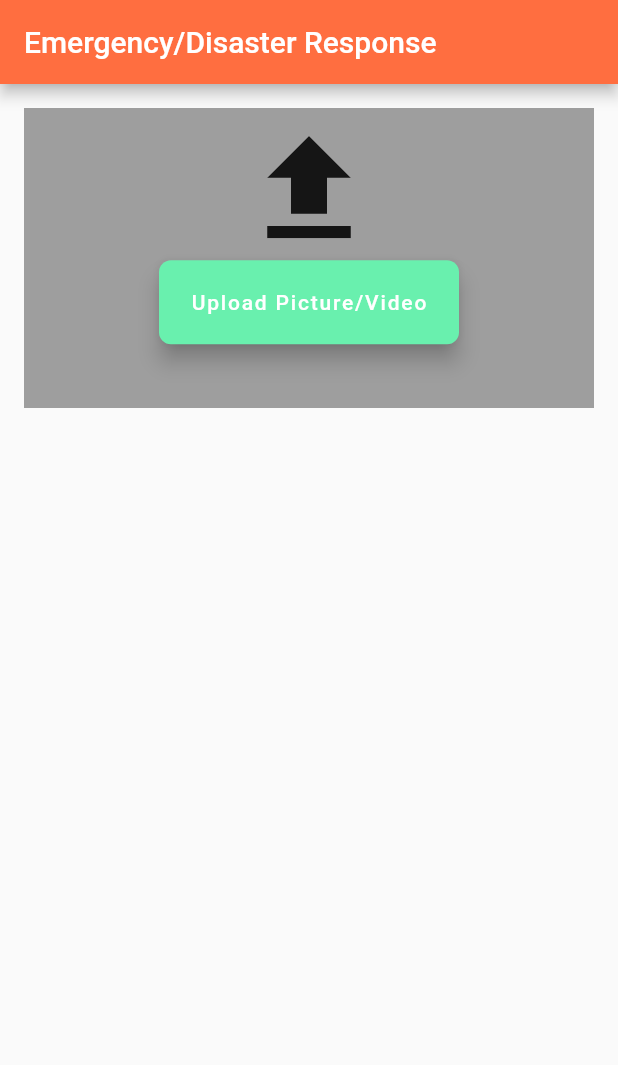
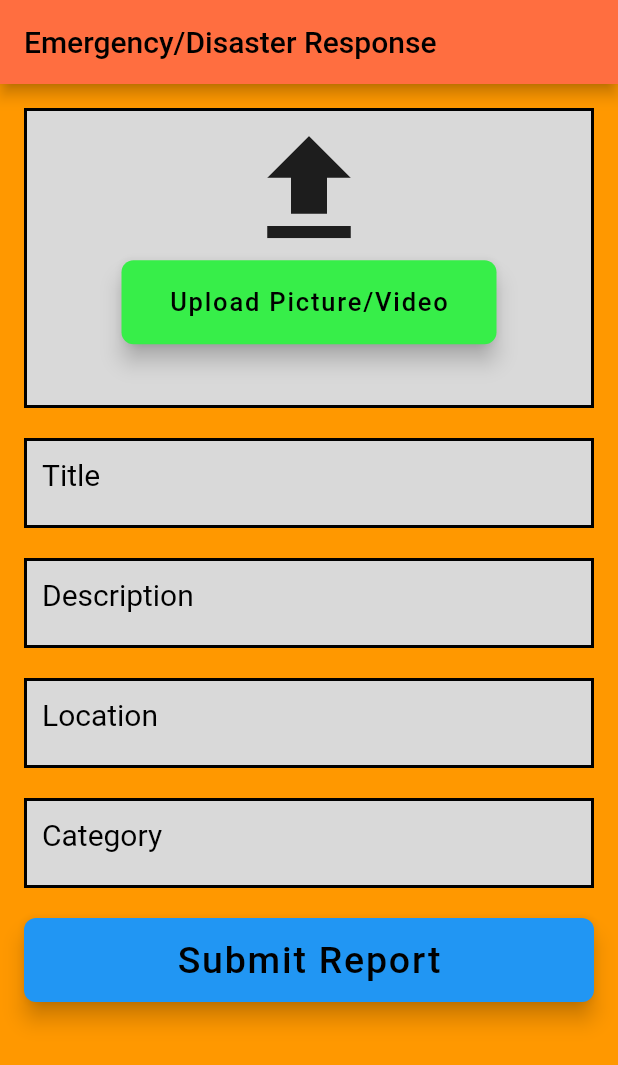
Before and after one commit to Hari-Santhirhan/6002CEM_Group3, a Flutter app: the screen it shows after launch, on a phone screen of 412 x 824 dp. Shown: the top 1065 px of the screen. Run offline on Flutter 3.47's test engine with Material 2 defaults, Android fonts, the phone set to English and light mode, and no system bars; our stand-ins replace firebase_core; accounts and stored records are empty.

Commit message:
VIEW Page of Upload Report Page UI Code Design DONE

```diff
--- a/lib/report_view_page.dart
+++ b/lib/report_view_page.dart
@@ -6,10 +6,14 @@ class ReportPage extends StatelessWidget {
   @override
   Widget build(BuildContext context) {
     return Scaffold(
+      backgroundColor: Colors.orange,
       appBar: AppBar(
         // the top bar on the screen
         backgroundColor: Colors.deepOrangeAccent,
-        title: Text("Emergency/Disaster Response"),
+        title: Text(
+          "Emergency/Disaster Response",
+          style: TextStyle(fontFamily: 'Roboto', color: Colors.black),
+        ),
       ),
       body: ListView(
         padding: EdgeInsets.all(16.0),
@@ -18,7 +22,13 @@ class ReportPage extends StatelessWidget {
             // for the Upload box
             height: 200,
             width: 200,
-            color: Colors.grey,
+            decoration: BoxDecoration(
+              border: Border.all(
+                color: Colors.black,
+                width: 2.0,
+              ),
+              color: Color(0xFFD9D9D9),
+            ),
             child: Column(
               mainAxisAlignment: MainAxisAlignment.center,
               children: [
@@ -32,16 +42,22 @@ class ReportPage extends StatelessWidget {
                   height: 35.0,
                 ),
                 SizedBox(
-                  width: 200,
+                  width: 250,
                   child: FloatingActionButton(
                     onPressed: () {
                       // Logic Code for upload pic/vid button press
                     },
                     shape: RoundedRectangleBorder(
-                      borderRadius: BorderRadius.circular(8.0)
+                        borderRadius: BorderRadius.circular(8.0)),
+                    backgroundColor: Color(0xFF37EE49),
+                    child: Text(
+                      "Upload Picture/Video",
+                      style: TextStyle(
+                        fontFamily: 'Roboto',
+                        fontSize: 17,
+                        color: Colors.black,
+                      ),
                     ),
-                    backgroundColor: Colors.greenAccent,
-                    child: Text("Upload Picture/Video"),
                   ),
                 ),
               ],
@@ -50,6 +66,134 @@ class ReportPage extends StatelessWidget {
           SizedBox(
             height: 20.0,
           ),
+          Container(
+            height: 60,
+            width: 200,
+            decoration: BoxDecoration(
+              border: Border.all(
+                color: Colors.black,
+                width: 2.0,
+              ),
+              color: Color(0xFFD9D9D9),
+            ),
+            child: TextField(
+              decoration: InputDecoration(
+                  labelText: 'Title',
+                  labelStyle: TextStyle(
+                    fontSize: 20.0,
+                    fontFamily: 'Roboto',
+                    color: Colors.black,
+                  ),
+                  border: InputBorder.none,
+                  contentPadding: EdgeInsets.only(left: 10)),
+              onChanged: (value) {
+                // to update the title
+              },
+            ),
+          ),
+          SizedBox(
+            height: 20.0,
+          ),
+          Container(
+            height: 60,
+            width: 200,
+            decoration: BoxDecoration(
+              border: Border.all(
+                color: Colors.black,
+                width: 2.0,
+              ),
+              color: Color(0xFFD9D9D9),
+            ),
+            child: TextField(
+              decoration: InputDecoration(
+                  labelText: 'Description',
+                  labelStyle: TextStyle(
+                    fontSize: 20.0,
+                    fontFamily: 'Roboto',
+                    color: Colors.black,
+                  ),
+                  border: InputBorder.none,
+                  contentPadding: EdgeInsets.only(left: 10)),
+              onChanged: (value) {
+                // to update the title
+              },
+            ),
+          ),
+          SizedBox(
+            height: 20.0,
+          ),
+          Container(
+            height: 60,
+            width: 200,
+            decoration: BoxDecoration(
+              border: Border.all(
+                color: Colors.black,
+                width: 2.0,
+              ),
+              color: Color(0xFFD9D9D9),
+            ),
+            child: TextField(
+              decoration: InputDecoration(
+                  labelText: 'Location',
+                  labelStyle: TextStyle(
+                    fontSize: 20.0,
+                    fontFamily: 'Roboto',
+                    color: Colors.black,
+                  ),
+                  border: InputBorder.none,
+                  contentPadding: EdgeInsets.only(left: 10)),
+              onChanged: (value) {
+                // to update the title
+              },
+            ),
+          ),
+          SizedBox(
+            height: 20.0,
+          ),
+          Container(
+            height: 60,
+            width: 200,
+            decoration: BoxDecoration(
+              border: Border.all(
+                color: Colors.black,
+                width: 2.0,
+              ),
+              color: Color(0xFFD9D9D9),
+            ),
+            child: TextField(
+              decoration: InputDecoration(
+                  labelText: 'Category',
+                  labelStyle: TextStyle(
+                    fontSize: 20.0,
+                    fontFamily: 'Roboto',
+                    color: Colors.black,
+                  ),
+                  border: InputBorder.none,
+                  contentPadding: EdgeInsets.only(left: 10)),
+              onChanged: (value) {
+                // to update the title
+              },
+            ),
+          ),
+          SizedBox(
+            height: 20.0,
+          ),
+          FloatingActionButton(
+            onPressed: () {
+              // Logic Code for upload pic/vid button press
+            },
+            shape: RoundedRectangleBorder(
+                borderRadius: BorderRadius.circular(8.0)),
+            backgroundColor: Colors.blue,
+            child: Text(
+              "Submit Report",
+              style: TextStyle(
+                fontFamily: 'Roboto',
+                fontSize: 25,
+                color: Colors.black,
+              ),
+            ),
+          ),
         ],
       ),
     );
```
